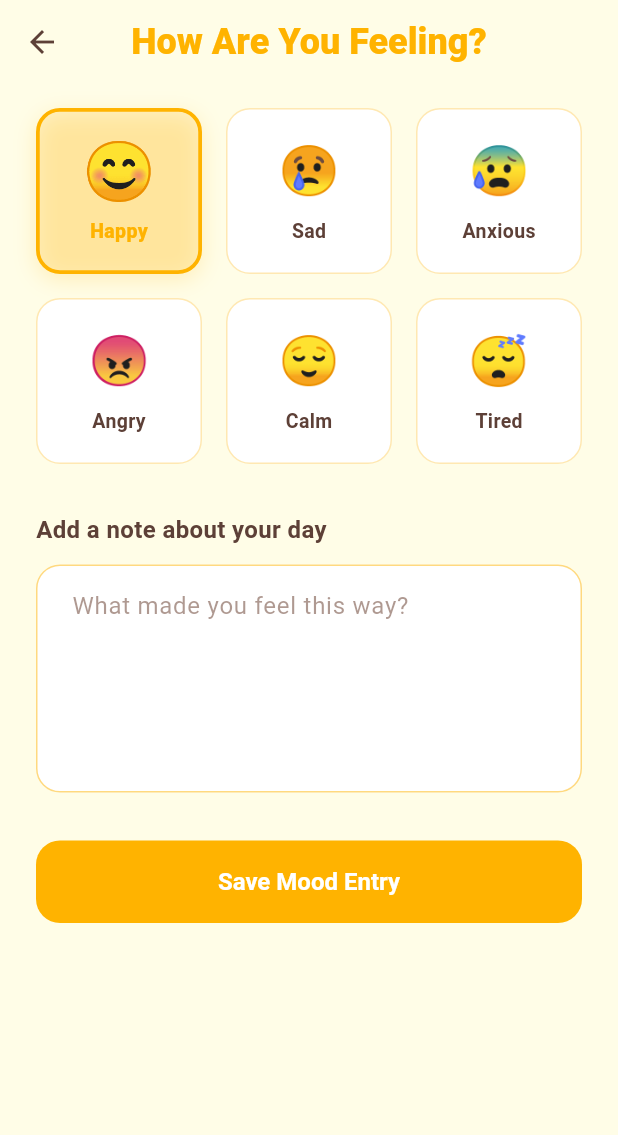
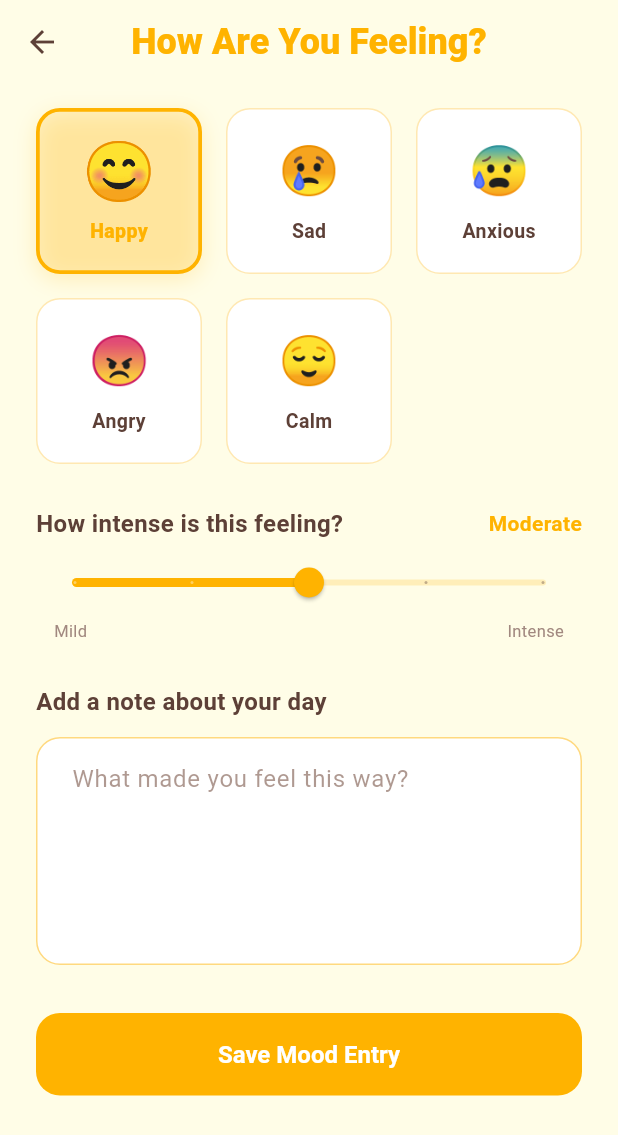
Before and after one commit to Tracy0708/mindmate, a Flutter app: the EmotionTrackingScreen screen opened directly, after a tap on "Happy", on a phone screen of 412 x 824 dp. Shown: the top 1135 px of the screen. Run offline on Flutter 3.47's test engine with Material 3 defaults, Android fonts, the phone set to English and light mode, and no system bars; our stand-ins replace cloud_firestore, cloud_functions, firebase_auth, firebase_core, firebase_messaging, fl_chart and 8 more; accounts and stored records are empty; network calls fail.

Commit message:
feat: Add intensity scoring and wellbeing metrics to emotion logging and tracking

```diff
--- a/lib/models/emotion_log.dart
+++ b/lib/models/emotion_log.dart
@@ -20,15 +20,24 @@ class EmotionLog {
     this.noteSentimentScore,
   });
 
-  /// Weighted blend of selected emotion and note sentiment (notes weighted 60%)
+  /// Wellbeing score (1–5): positive emotions map intensity directly,
+  /// negative emotions invert it so higher intensity = lower wellbeing.
+  double get wellbeingScore {
+    const positiveEmotions = {'Happy', 'Calm'};
+    return positiveEmotions.contains(emotionType)
+        ? intensityScore.toDouble()
+        : (6 - intensityScore).toDouble();
+  }
+
+  /// Weighted blend of wellbeing score and note sentiment (notes weighted 60%)
   double get resolvedScore => noteSentimentScore != null
-      ? (intensityScore * 0.4) + (noteSentimentScore! * 0.6)
-      : intensityScore.toDouble();
+      ? (wellbeingScore * 0.4) + (noteSentimentScore! * 0.6)
+      : wellbeingScore;
 
-  /// True when selected emotion and note sentiment diverge by more than 2 points
+  /// True when wellbeing score and note sentiment diverge by more than 2 points
   bool get isMixedMood =>
       noteSentimentScore != null &&
-      (intensityScore - noteSentimentScore!).abs() > 2;
+      (wellbeingScore - noteSentimentScore!).abs() > 2;
 
   /// Whether this emotion is considered negative for trend detection
   bool get isNegative =>
--- a/lib/screens/calendar_screen.dart
+++ b/lib/screens/calendar_screen.dart
@@ -391,13 +391,13 @@ class _CalendarScreenState extends State<CalendarScreen> {
               Container(
                 padding: const EdgeInsets.symmetric(horizontal: 12, vertical: 6),
                 decoration: BoxDecoration(
-                  color: _intensityColor(log.intensityScore).withOpacity(0.15),
+                  color: _intensityColor(log.wellbeingScore.round()).withOpacity(0.15),
                   borderRadius: BorderRadius.circular(12),
                 ),
                 child: Text(
-                  'Score: ${log.intensityScore}/5',
+                  'Intensity: ${log.intensityScore}/5',
                   style: TextStyle(
-                    color: _intensityColor(log.intensityScore),
+                    color: _intensityColor(log.wellbeingScore.round()),
                     fontWeight: FontWeight.w700,
                     fontSize: 12,
                   ),
--- a/lib/screens/emotion_tracking_screen.dart
+++ b/lib/screens/emotion_tracking_screen.dart
@@ -17,6 +17,7 @@ class EmotionTrackingScreen extends StatefulWidget {
 class _EmotionTrackingScreenState extends State<EmotionTrackingScreen>
     with SingleTickerProviderStateMixin {
   String? _selectedMood;
+  int _selectedIntensity = 3;
   final TextEditingController _noteController = TextEditingController();
   bool _showRecommendation = false;
 
@@ -29,7 +30,6 @@ class _EmotionTrackingScreenState extends State<EmotionTrackingScreen>
     {'label': 'Anxious', 'emoji': '😰'},
     {'label': 'Angry', 'emoji': '😠'},
     {'label': 'Calm', 'emoji': '😌'},
-    {'label': 'Tired', 'emoji': '😴'},
   ];
 
   @override
@@ -57,6 +57,7 @@ class _EmotionTrackingScreenState extends State<EmotionTrackingScreen>
     final wasLoggedToday = vm.hasLoggedToday;
     final success = await vm.submitEmotion(
       emotionType: _selectedMood!,
+      intensity: _selectedIntensity,
       notes: _noteController.text.isNotEmpty ? _noteController.text : null,
     );
 
@@ -97,6 +98,7 @@ class _EmotionTrackingScreenState extends State<EmotionTrackingScreen>
     setState(() {
       _showRecommendation = false;
       _selectedMood = null;
+      _selectedIntensity = 3;
       _noteController.clear();
     });
     Provider.of<EmotionViewModel>(context, listen: false).clearRecommendation();
@@ -167,7 +169,50 @@ class _EmotionTrackingScreenState extends State<EmotionTrackingScreen>
                 );
               },
             ),
-            const SizedBox(height: 32),
+            const SizedBox(height: 28),
+
+            // Intensity slider
+            if (_selectedMood != null) ...[
+              Row(
+                mainAxisAlignment: MainAxisAlignment.spaceBetween,
+                children: [
+                  const Text('How intense is this feeling?', style: TextStyle(color: AppColors.brownDark, fontWeight: FontWeight.w700, fontSize: 16)),
+                  Text(
+                    ['Mild', 'Low', 'Moderate', 'Strong', 'Intense'][_selectedIntensity - 1],
+                    style: const TextStyle(color: AppColors.golden, fontWeight: FontWeight.w700, fontSize: 14),
+                  ),
+                ],
+              ),
+              const SizedBox(height: 4),
+              SliderTheme(
+                data: SliderTheme.of(context).copyWith(
+                  activeTrackColor: AppColors.golden,
+                  inactiveTrackColor: AppColors.golden.withValues(alpha: 0.2),
+                  thumbColor: AppColors.golden,
+                  overlayColor: AppColors.golden.withValues(alpha: 0.12),
+                  trackHeight: 4,
+                ),
+                child: Slider(
+                  value: _selectedIntensity.toDouble(),
+                  min: 1,
+                  max: 5,
+                  divisions: 4,
+                  onChanged: (val) => setState(() => _selectedIntensity = val.round()),
+                ),
+              ),
+              const Padding(
+                padding: EdgeInsets.symmetric(horizontal: 12),
+                child: Row(
+                  mainAxisAlignment: MainAxisAlignment.spaceBetween,
+                  children: [
+                    Text('Mild', style: TextStyle(fontSize: 11, color: AppColors.brownLight)),
+                    Text('Intense', style: TextStyle(fontSize: 11, color: AppColors.brownLight)),
+                  ],
+                ),
+              ),
+              const SizedBox(height: 28),
+            ] else
+              const SizedBox(height: 4),
 
             // Notes field
             const Text('Add a note about your day', style: TextStyle(color: AppColors.brownDark, fontWeight: FontWeight.w700, fontSize: 16)),
@@ -371,7 +416,9 @@ class _EmotionTrackingScreenState extends State<EmotionTrackingScreen>
         Text(emoji, style: const TextStyle(fontSize: 64)),
         const SizedBox(height: 16),
         Text('You\'re feeling ${log.emotionType}', style: const TextStyle(fontSize: 24, fontWeight: FontWeight.w800, color: AppColors.brownDark)),
-        const SizedBox(height: 8),
+        const SizedBox(height: 4),
+        Text('Intensity: ${log.intensityScore}/5', style: const TextStyle(fontSize: 14, color: AppColors.brownMedium, fontWeight: FontWeight.w600)),
+        const SizedBox(height: 4),
         if (log.notes != null && log.notes!.isNotEmpty)
           Text('"${log.notes}"', textAlign: TextAlign.center, style: const TextStyle(fontSize: 14, color: AppColors.brownMedium, fontStyle: FontStyle.italic, height: 1.5)),
         const SizedBox(height: 8),
```
Also changed, not shown: lib/viewmodels/emotion_viewmodel.dart (+39 -10 lines), lib/widgets/daily_checkin_dialog.dart (+43 -2 lines).
